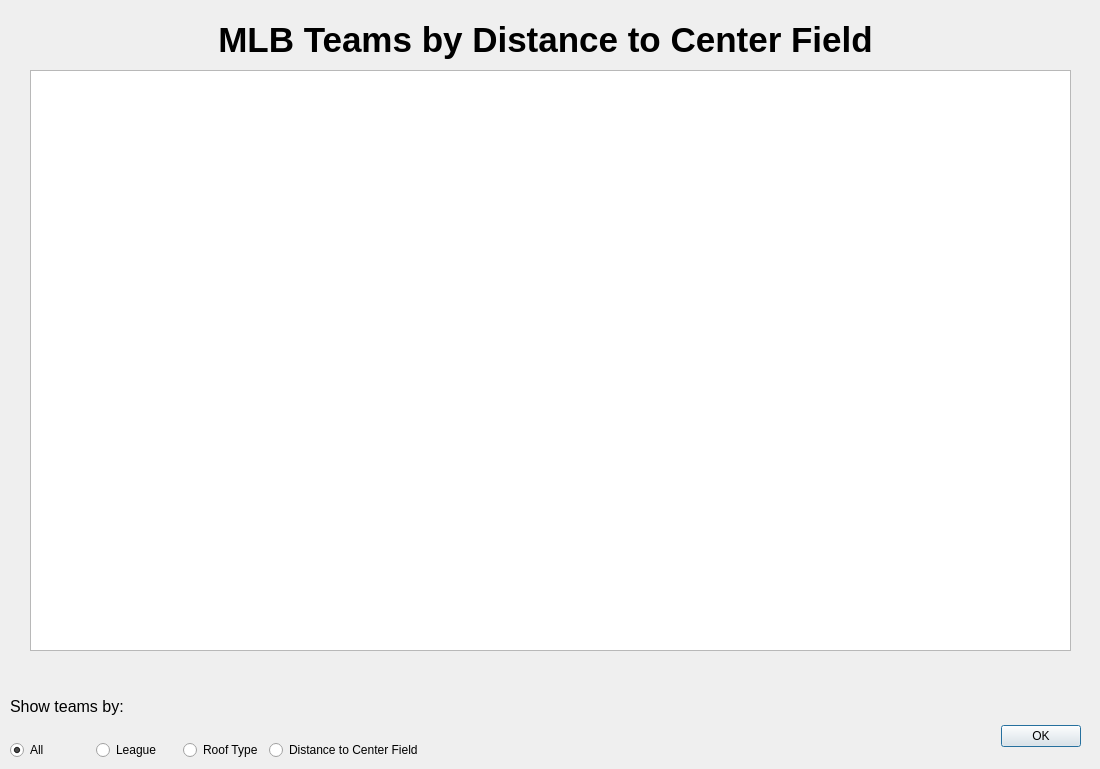
ethanl21/BaseballTour, file BaseballTour/databaseviewform.ui: the form before one commit.
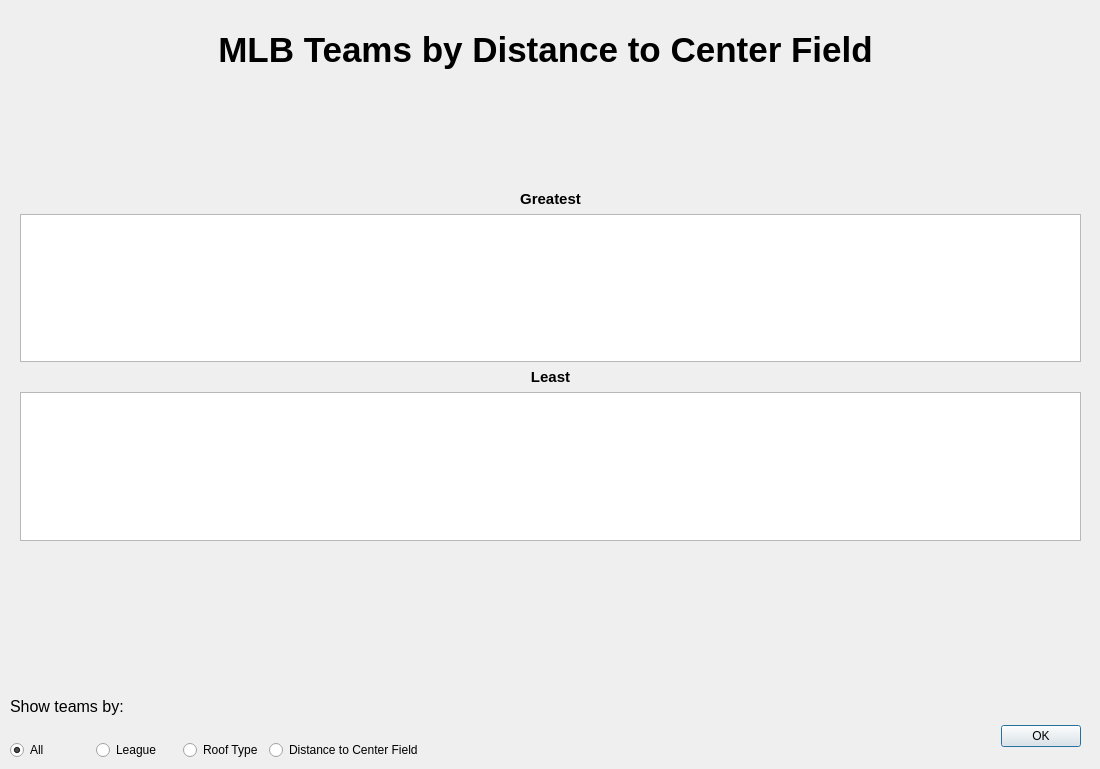
The form after the commit. The open tabs and pages were chosen to show the change.

Commit message:
View teams by distance to ctr field
(Untested)

The edit to the form file:
```diff
--- a/BaseballTour/databaseviewform.ui
+++ b/BaseballTour/databaseviewform.ui
@@ -131,7 +131,7 @@
      <property name="geometry">
       <rect>
        <x>0</x>
-       <y>0</y>
+       <y>10</y>
        <width>1071</width>
        <height>61</height>
       </rect>
@@ -140,15 +140,37 @@
       <string>&lt;html&gt;&lt;head/&gt;&lt;body&gt;&lt;p align=&quot;center&quot;&gt;&lt;span style=&quot; font-size:26pt; font-weight:600;&quot;&gt;MLB Teams by Distance to Center Field&lt;/span&gt;&lt;/p&gt;&lt;/body&gt;&lt;/html&gt;</string>
      </property>
     </widget>
-    <widget class="QTableView" name="distCtrModel">
+    <widget class="QWidget" name="verticalLayoutWidget_2">
      <property name="geometry">
       <rect>
-       <x>20</x>
-       <y>60</y>
-       <width>1041</width>
-       <height>581</height>
+       <x>10</x>
+       <y>180</y>
+       <width>1061</width>
+       <height>351</height>
       </rect>
      </property>
+     <layout class="QVBoxLayout" name="verticalLayout_2">
+      <item>
+       <widget class="QLabel" name="label_6">
+        <property name="text">
+         <string>&lt;html&gt;&lt;head/&gt;&lt;body&gt;&lt;p align=&quot;center&quot;&gt;&lt;span style=&quot; font-size:11pt; font-weight:600;&quot;&gt;Greatest&lt;/span&gt;&lt;/p&gt;&lt;/body&gt;&lt;/html&gt;</string>
+        </property>
+       </widget>
+      </item>
+      <item>
+       <widget class="QTableWidget" name="greatestCenterFldWidget"/>
+      </item>
+      <item>
+       <widget class="QLabel" name="label_7">
+        <property name="text">
+         <string>&lt;html&gt;&lt;head/&gt;&lt;body&gt;&lt;p align=&quot;center&quot;&gt;&lt;span style=&quot; font-size:11pt; font-weight:600;&quot;&gt;Least&lt;/span&gt;&lt;/p&gt;&lt;/body&gt;&lt;/html&gt;</string>
+        </property>
+       </widget>
+      </item>
+      <item>
+       <widget class="QTableWidget" name="leastCenterFldWidget"/>
+      </item>
+     </layout>
     </widget>
    </widget>
   </widget>
```
Left out of the diff: 4 changed lines with no effect on the pictures. The commit also changes 4 other files.
